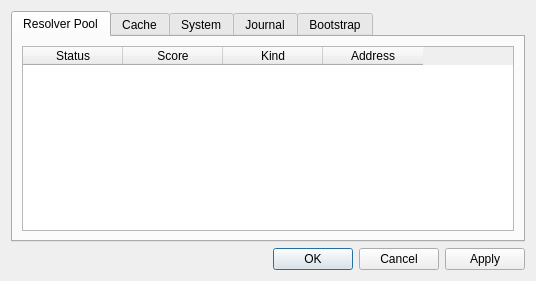
First picture: the form in trunk/client/settings.ui, repository 8bitgeek/OpenNIC-Wizard, before the edit.
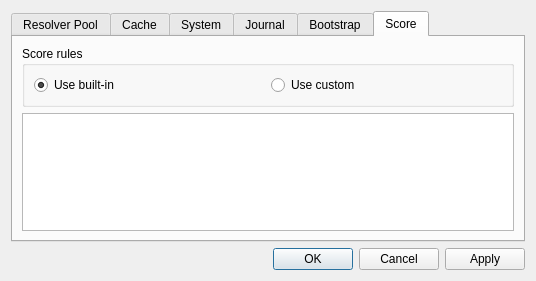
Second picture: the form after the edit. The open tabs and pages were chosen to show the change. Icons and pictures are not drawn.

Diff of the .ui file:
```diff
--- a/trunk/client/settings.ui
+++ b/trunk/client/settings.ui
@@ -19,7 +19,7 @@
     <normaloff>:/images/opennic.png</normaloff>:/images/opennic.png</iconset>
   </property>
   <layout class="QGridLayout" name="gridLayout">
-   <item row="1" column="0">
+   <item row="2" column="0">
     <widget class="QDialogButtonBox" name="buttonBox">
      <property name="orientation">
       <enum>Qt::Horizontal</enum>
@@ -29,7 +29,7 @@
      </property>
     </widget>
    </item>
-   <item row="0" column="0">
+   <item row="1" column="0">
     <widget class="QTabWidget" name="tabs">
      <property name="currentIndex">
       <number>0</number>
@@ -354,6 +354,48 @@
        </property>
       </widget>
      </widget>
+     <widget class="QWidget" name="scoreTab">
+      <attribute name="title">
+       <string>Score</string>
+      </attribute>
+      <layout class="QGridLayout" name="gridLayout_6">
+       <item row="0" column="0">
+        <widget class="QGroupBox" name="groupBox">
+         <property name="minimumSize">
+          <size>
+           <width>0</width>
+           <height>61</height>
+          </size>
+         </property>
+         <property name="title">
+          <string>Score rules</string>
+         </property>
+         <layout class="QGridLayout" name="gridLayout_5">
+          <item row="0" column="0">
+           <widget class="QRadioButton" name="useBuiltInScoreRule">
+            <property name="text">
+             <string>Use built-in</string>
+            </property>
+            <property name="checked">
+             <bool>true</bool>
+            </property>
+           </widget>
+          </item>
+          <item row="0" column="1">
+           <widget class="QRadioButton" name="useCustomScoreRule">
+            <property name="text">
+             <string>Use custom</string>
+            </property>
+           </widget>
+          </item>
+         </layout>
+        </widget>
+       </item>
+       <item row="1" column="0">
+        <widget class="QTextEdit" name="scoreRuleEditor"/>
+       </item>
+      </layout>
+     </widget>
     </widget>
    </item>
   </layout>
```
Left out of the diff: 1 changed line with no effect on the pictures.
